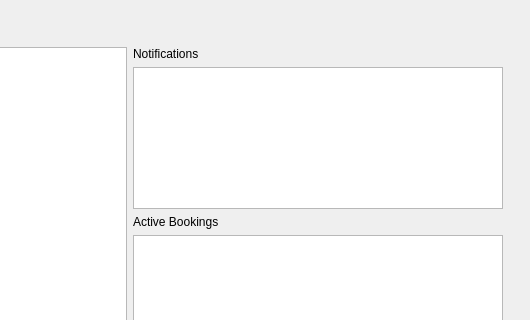
AndreaOfTheEast/COMP-3007-Term-Project, file COMP-3007-Term-Project/mainwindow.ui: the form before one commit; both pictures show x 270 to 800 and y 0 to 320 of the 800 by 600 pixel window.
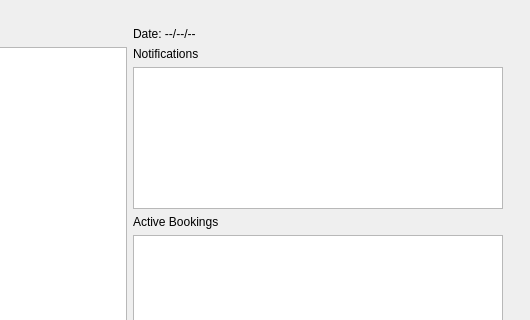
The form after the commit.

```diff
--- a/COMP-3007-Term-Project/mainwindow.ui
+++ b/COMP-3007-Term-Project/mainwindow.ui
@@ -37,6 +37,13 @@
                </property>
               </widget>
              </item>
+             <item>
+              <widget class="QLabel" name="dashboard_date">
+               <property name="text">
+                <string>Date: --/--/--</string>
+               </property>
+              </widget>
+             </item>
             </layout>
            </item>
            <item>
```
